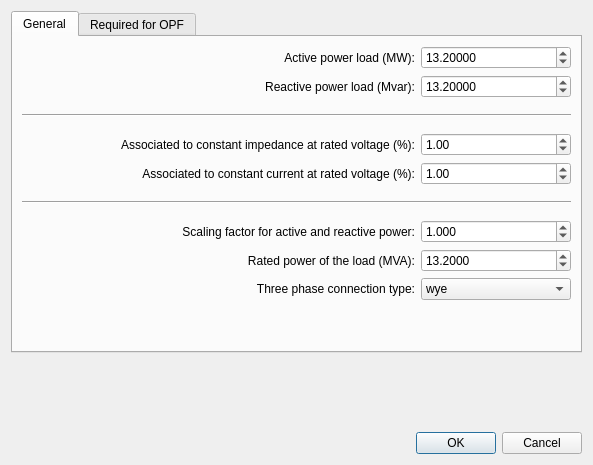
aloytag/electrical-grid-simulator, file src/electricalsim/ui/load_dialog.ui: the form before one commit.
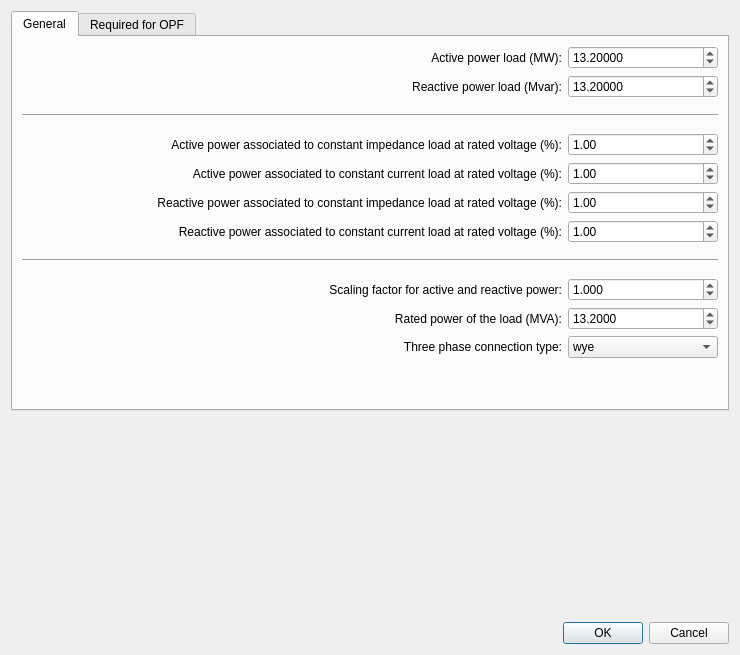
The form after the commit.

Commit message: Fixes in load parameters for recent versions of pandapower

The edit to the form file:
```diff
--- a/src/electricalsim/ui/load_dialog.ui
+++ b/src/electricalsim/ui/load_dialog.ui
@@ -6,20 +6,20 @@
    <rect>
     <x>0</x>
     <y>0</y>
-    <width>593</width>
-    <height>465</height>
+    <width>740</width>
+    <height>655</height>
    </rect>
   </property>
   <property name="minimumSize">
    <size>
-    <width>593</width>
-    <height>465</height>
+    <width>740</width>
+    <height>655</height>
    </size>
   </property>
   <property name="maximumSize">
    <size>
-    <width>593</width>
-    <height>465</height>
+    <width>740</width>
+    <height>655</height>
    </size>
   </property>
   <property name="windowTitle">
@@ -197,7 +197,7 @@
          <item>
           <widget class="QLabel" name="label_7">
            <property name="text">
-            <string>Associated to constant impedance at rated voltage (%):</string>
+            <string>Active power associated to constant impedance load at rated voltage (%):</string>
            </property>
            <property name="alignment">
             <set>Qt::AlignRight|Qt::AlignTrailing|Qt::AlignVCenter</set>
@@ -249,7 +249,7 @@
          <item>
           <widget class="QLabel" name="label_8">
            <property name="text">
-            <string>Associated to constant current at rated voltage (%):</string>
+            <string>Active power associated to constant current load at rated voltage (%):</string>
            </property>
            <property name="alignment">
             <set>Qt::AlignRight|Qt::AlignTrailing|Qt::AlignVCenter</set>
@@ -257,7 +257,111 @@
           </widget>
          </item>
          <item>
-          <widget class="QDoubleSpinBox" name="const_i_percent">
+          <widget class="QDoubleSpinBox" name="const_i_p_percent">
+           <property name="minimumSize">
+            <size>
+             <width>150</width>
+             <height>0</height>
+            </size>
+           </property>
+           <property name="decimals">
+            <number>2</number>
+           </property>
+           <property name="minimum">
+            <double>0.000000000000000</double>
+           </property>
+           <property name="maximum">
+            <double>100.000000000000000</double>
+           </property>
+           <property name="singleStep">
+            <double>10.000000000000000</double>
+           </property>
+           <property name="value">
+            <double>1.000000000000000</double>
+           </property>
+          </widget>
+         </item>
+        </layout>
+       </item>
+       <item>
+        <layout class="QHBoxLayout" name="horizontalLayout_10">
+         <item>
+          <spacer name="horizontalSpacer_12">
+           <property name="orientation">
+            <enum>Qt::Orientation::Horizontal</enum>
+           </property>
+           <property name="sizeHint" stdset="0">
+            <size>
+             <width>40</width>
+             <height>20</height>
+            </size>
+           </property>
+          </spacer>
+         </item>
+         <item>
+          <widget class="QLabel" name="label_10">
+           <property name="text">
+            <string>Reactive power associated to constant impedance load at rated voltage (%):</string>
+           </property>
+           <property name="alignment">
+            <set>Qt::AlignmentFlag::AlignRight|Qt::AlignmentFlag::AlignTrailing|Qt::AlignmentFlag::AlignVCenter</set>
+           </property>
+          </widget>
+         </item>
+         <item>
+          <widget class="QDoubleSpinBox" name="const_z_q_percent">
+           <property name="minimumSize">
+            <size>
+             <width>150</width>
+             <height>0</height>
+            </size>
+           </property>
+           <property name="decimals">
+            <number>2</number>
+           </property>
+           <property name="minimum">
+            <double>0.000000000000000</double>
+           </property>
+           <property name="maximum">
+            <double>100.000000000000000</double>
+           </property>
+           <property name="singleStep">
+            <double>10.000000000000000</double>
+           </property>
+           <property name="value">
+            <double>1.000000000000000</double>
+           </property>
+          </widget>
+         </item>
+        </layout>
+       </item>
+       <item>
+        <layout class="QHBoxLayout" name="horizontalLayout_13">
+         <item>
+          <spacer name="horizontalSpacer_13">
+           <property name="orientation">
+            <enum>Qt::Orientation::Horizontal</enum>
+           </property>
+           <property name="sizeHint" stdset="0">
+            <size>
+             <width>40</width>
+             <height>20</height>
+            </size>
+           </property>
+          </spacer>
+         </item>
+         <item>
+          <widget class="QLabel" name="label_13">
+           <property name="text">
+            <string>Reactive power associated to constant current load at rated voltage (%):</string>
+           </property>
+           <property name="alignment">
+            <set>Qt::AlignmentFlag::AlignRight|Qt::AlignmentFlag::AlignTrailing|Qt::AlignmentFlag::AlignVCenter</set>
+           </property>
+          </widget>
+         </item>
+         <item>
+          <widget class="QDoubleSpinBox" name="const_i_q_percent">
            <property name="minimumSize">
             <size>
              <width>150</width>
```
Left out of the diff: 96 changed lines with no effect on the pictures. The commit also changes 4 other files.
